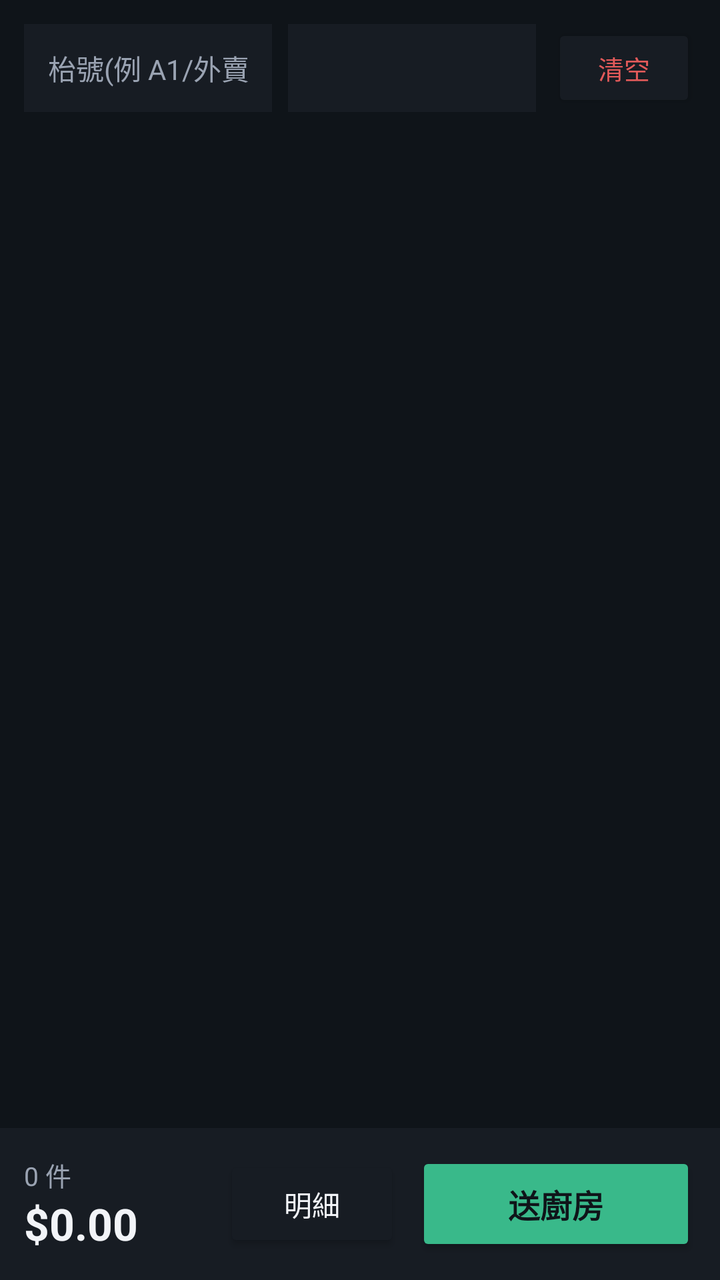
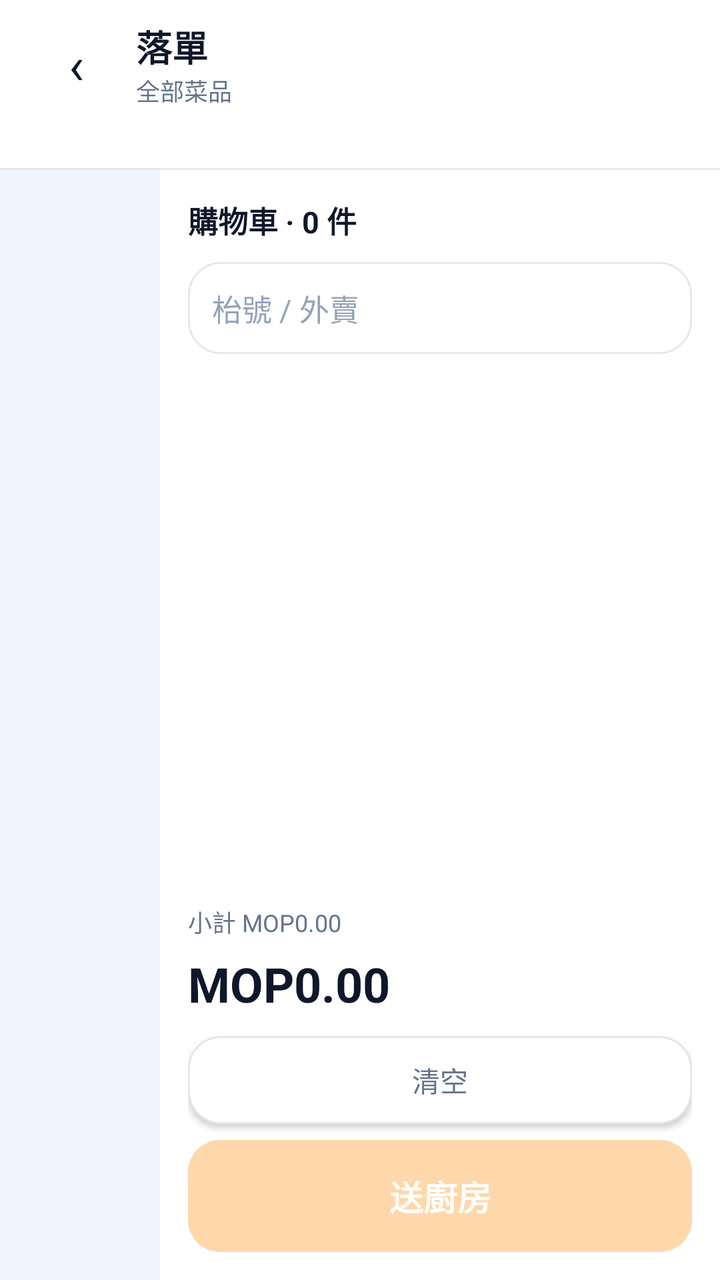

An Android layout rendered at two revisions. The XML below is the earlier revision; the diff shows what the commit changed to produce the second picture.
<!-- AndroidManifest.xml: application theme Theme.MacauposNative -->
<!-- res/layout/activity_order.xml -->
<?xml version="1.0" encoding="utf-8"?>
<LinearLayout xmlns:android="http://schemas.android.com/apk/res/android"
    android:layout_width="match_parent"
    android:layout_height="match_parent"
    android:orientation="vertical"
    android:background="@color/brand_bg">

    
    <LinearLayout
        android:layout_width="match_parent"
        android:layout_height="wrap_content"
        android:orientation="horizontal"
        android:padding="12dp"
        android:gravity="center_vertical">

        <EditText
            android:id="@+id/inputTable"
            android:layout_width="0dp"
            android:layout_height="44dp"
            android:layout_weight="1"
            android:background="@color/brand_surface"
            android:hint="枱號(例 A1/外賣)"
            android:inputType="text"
            android:paddingHorizontal="12dp"
            android:textColor="@color/text_primary"
            android:textColorHint="@color/text_secondary"
            android:textSize="14sp" />

        <Spinner
            android:id="@+id/spinnerCategory"
            android:layout_width="0dp"
            android:layout_height="44dp"
            android:layout_marginStart="8dp"
            android:layout_weight="1"
            android:background="@color/brand_surface" />

        <Button
            android:id="@+id/btnClear"
            android:layout_width="wrap_content"
            android:layout_height="44dp"
            android:layout_marginStart="8dp"
            android:backgroundTint="@color/brand_surface"
            android:minWidth="72dp"
            android:text="清空"
            android:textColor="@color/warn_red"
            android:textSize="13sp" />
    </LinearLayout>

    
    <androidx.recyclerview.widget.RecyclerView
        android:id="@+id/recyclerMenu"
        android:layout_width="match_parent"
        android:layout_height="0dp"
        android:layout_weight="1"
        android:padding="6dp"
        android:clipToPadding="false" />

    
    <LinearLayout
        android:layout_width="match_parent"
        android:layout_height="wrap_content"
        android:background="@color/brand_surface"
        android:gravity="center_vertical"
        android:orientation="horizontal"
        android:padding="12dp">

        <LinearLayout
            android:layout_width="0dp"
            android:layout_height="wrap_content"
            android:layout_weight="1"
            android:orientation="vertical">

            <TextView
                android:id="@+id/txtCartCount"
                android:layout_width="wrap_content"
                android:layout_height="wrap_content"
                android:text="0 件"
                android:textColor="@color/text_secondary"
                android:textSize="13sp" />

            <TextView
                android:id="@+id/txtCartTotal"
                android:layout_width="wrap_content"
                android:layout_height="wrap_content"
                android:text="$0.00"
                android:textColor="@color/text_primary"
                android:textSize="22sp"
                android:textStyle="bold" />
        </LinearLayout>

        <Button
            android:id="@+id/btnCart"
            android:layout_width="wrap_content"
            android:layout_height="48dp"
            android:layout_marginEnd="8dp"
            android:backgroundTint="@color/brand_surface"
            android:text="明細"
            android:textColor="@color/text_primary" />

        <Button
            android:id="@+id/btnSend"
            android:layout_width="wrap_content"
            android:layout_height="52dp"
            android:backgroundTint="@color/ok_green"
            android:minWidth="140dp"
            android:text="送廚房"
            android:textColor="@color/brand_bg"
            android:textSize="16sp"
            android:textStyle="bold" />
    </LinearLayout>
</LinearLayout>
<!-- resources referenced by this layout -->
<resources>
  <color name="brand_bg">#0F1419</color>
  <color name="brand_surface">#171C23</color>
  <color name="ok_green">#39B98A</color>
  <color name="text_primary">#F2F4F8</color>
  <color name="text_secondary">#9AA3B2</color>
  <color name="warn_red">#E25A5A</color>
  <style name="Theme.MacauposNative" parent="android:Theme.Material.NoActionBar">
          <item name="android:statusBarColor">#0F1419</item>
          <item name="android:navigationBarColor">#0F1419</item>
          <item name="android:windowBackground">#0F1419</item>
          <item name="android:colorAccent">#7F77DD</item>
      </style>
</resources>

<!-- the commit's change to res/layout/activity_order.xml (unified diff, before → after) -->
@@ -3,109 +3,175 @@
     android:layout_width="match_parent"
     android:layout_height="match_parent"
     android:orientation="vertical"
-    android:background="@color/brand_bg">
+    android:background="@color/bg_screen">
 
     
     <LinearLayout
         android:layout_width="match_parent"
         android:layout_height="wrap_content"
         android:orientation="horizontal"
-        android:padding="12dp"
-        android:gravity="center_vertical">
+        android:gravity="center_vertical"
+        android:background="@color/card"
+        android:paddingHorizontal="16dp"
+        android:paddingVertical="10dp">
 
-        <EditText
-            android:id="@+id/inputTable"
-            android:layout_width="0dp"
+        <TextView
+            android:id="@+id/btnBack"
+            android:layout_width="44dp"
             android:layout_height="44dp"
-            android:layout_weight="1"
-            android:background="@color/brand_surface"
-            android:hint="枱號(例 A1/外賣)"
-            android:inputType="text"
-            android:paddingHorizontal="12dp"
+            android:gravity="center"
+            android:text="‹"
             android:textColor="@color/text_primary"
-            android:textColorHint="@color/text_secondary"
-            android:textSize="14sp" />
-
-        <Spinner
-            android:id="@+id/spinnerCategory"
-            android:layout_width="0dp"
-            android:layout_height="44dp"
-            android:layout_marginStart="8dp"
-            android:layout_weight="1"
-            android:background="@color/brand_surface" />
-
-        <Button
-            android:id="@+id/btnClear"
-            android:layout_width="wrap_content"
-            android:layout_height="44dp"
-            android:layout_marginStart="8dp"
-            android:backgroundTint="@color/brand_surface"
-            android:minWidth="72dp"
-            android:text="清空"
-            android:textColor="@color/warn_red"
-            android:textSize="13sp" />
-    </LinearLayout>
-
-    
-    <androidx.recyclerview.widget.RecyclerView
-        android:id="@+id/recyclerMenu"
-        android:layout_width="match_parent"
-        android:layout_height="0dp"
-        android:layout_weight="1"
-        android:padding="6dp"
-        android:clipToPadding="false" />
-
-    
-    <LinearLayout
-        android:layout_width="match_parent"
-        android:layout_height="wrap_content"
-        android:background="@color/brand_surface"
-        android:gravity="center_vertical"
-        android:orientation="horizontal"
-        android:padding="12dp">
+            android:textSize="26sp" />
 
         <LinearLayout
             android:layout_width="0dp"
             android:layout_height="wrap_content"
             android:layout_weight="1"
+            android:layout_marginStart="8dp"
             android:orientation="vertical">
 
             <TextView
-                android:id="@+id/txtCartCount"
+                android:id="@+id/txtTitle"
                 android:layout_width="wrap_content"
                 android:layout_height="wrap_content"
-                android:text="0 件"
+                android:text="落單"
+                android:textColor="@color/text_primary"
+                android:textSize="18sp"
+                android:textStyle="bold" />
+
+            <TextView
+                android:id="@+id/txtSubtitle"
+                android:layout_width="wrap_content"
+                android:layout_height="wrap_content"
+                android:text="全部菜品"
                 android:textColor="@color/text_secondary"
-                android:textSize="13sp" />
+                android:textSize="12sp" />
+        </LinearLayout>
+    </LinearLayout>
+
+    
+    <HorizontalScrollView
+        android:layout_width="match_parent"
+        android:layout_height="wrap_content"
+        android:background="@color/card"
+        android:scrollbars="none">
+
+        <LinearLayout
+            android:id="@+id/chipsCategory"
+            android:layout_width="wrap_content"
+            android:layout_height="wrap_content"
+            android:orientation="horizontal"
+            android:paddingHorizontal="12dp"
+            android:paddingVertical="10dp" />
+    </HorizontalScrollView>
+
+    <View
+        android:layout_width="match_parent"
+        android:layout_height="1dp"
+        android:background="@color/card_border" />
+
+    
+    <LinearLayout
+        android:layout_width="match_parent"
+        android:layout_height="0dp"
+        android:layout_weight="1"
+        android:orientation="horizontal">
+
+        <androidx.recyclerview.widget.RecyclerView
+            android:id="@+id/recyclerMenu"
+            android:layout_width="0dp"
+            android:layout_height="match_parent"
+            android:layout_weight="1"
+            android:padding="10dp"
+            android:clipToPadding="false" />
+
+        
+        <LinearLayout
+            android:layout_width="280dp"
+            android:layout_height="match_parent"
+            android:orientation="vertical"
+            android:background="@color/card"
+            android:padding="14dp">
+
+            <TextView
+                android:id="@+id/txtCartTitle"
+                android:layout_width="wrap_content"
+                android:layout_height="wrap_content"
+                android:text="購物車 · 0 件"
+                android:textColor="@color/text_primary"
+                android:textSize="15sp"
+                android:textStyle="bold" />
+
+            <EditText
+                android:id="@+id/inputTable"
+                android:layout_width="match_parent"
+                android:layout_height="46dp"
+                android:layout_marginTop="10dp"
+                android:background="@drawable/bg_btn_outline"
+                android:hint="枱號 / 外賣"
+                android:inputType="text"
+                android:paddingHorizontal="12dp"
+                android:textColor="@color/text_primary"
+                android:textColorHint="@color/text_faint"
+                android:textSize="15sp" />
+
+            <androidx.recyclerview.widget.RecyclerView
+                android:id="@+id/cartList"
+                android:layout_width="match_parent"
+                android:layout_height="0dp"
+                android:layout_weight="1"
+                android:layout_marginTop="8dp" />
+
+            
+            <TextView
+                android:id="@+id/txtSubtotal"
+                android:layout_width="match_parent"
+                android:layout_height="wrap_content"
+                android:text="小計 MOP0.00"
+                android:textColor="@color/text_secondary"
+                android:textSize="12sp" />
+
+            <TextView
+                android:id="@+id/txtTaxService"
+                android:layout_width="match_parent"
+                android:layout_height="wrap_content"
+                android:layout_marginTop="2dp"
+                android:textColor="@color/text_secondary"
+                android:textSize="12sp"
+                android:visibility="gone" />
 
             <TextView
                 android:id="@+id/txtCartTotal"
-                android:layout_width="wrap_content"
+                android:layout_width="match_parent"
                 android:layout_height="wrap_content"
-                android:text="$0.00"
+                android:layout_marginTop="6dp"
+                android:text="MOP0.00"
                 android:textColor="@color/text_primary"
-                android:textSize="22sp"
+                android:textSize="24sp"
+                android:textStyle="bold" />
+
+            <Button
+                android:id="@+id/btnClear"
+                android:layout_width="match_parent"
+                android:layout_height="44dp"
+                android:layout_marginTop="10dp"
+                android:background="@drawable/bg_btn_outline"
+                android:text="清空"
+                android:textColor="@color/text_secondary"
+                android:textSize="14sp" />
+
+            <Button
+                android:id="@+id/btnSend"
+                android:layout_width="match_parent"
+                android:layout_height="56dp"
+                android:layout_marginTop="8dp"
+                android:background="@drawable/bg_btn_accent"
+                android:enabled="false"
+                android:text="送廚房"
+                android:textColor="@color/card"
+                android:textSize="17sp"
                 android:textStyle="bold" />
         </LinearLayout>
-
-        <Button
-            android:id="@+id/btnCart"
-            android:layout_width="wrap_content"
-            android:layout_height="48dp"
-            android:layout_marginEnd="8dp"
-            android:backgroundTint="@color/brand_surface"
-            android:text="明細"
-            android:textColor="@color/text_primary" />
-
-        <Button
-            android:id="@+id/btnSend"
-            android:layout_width="wrap_content"
-            android:layout_height="52dp"
-            android:backgroundTint="@color/ok_green"
-            android:minWidth="140dp"
-            android:text="送廚房"
-            android:textColor="@color/brand_bg"
-            android:textSize="16sp"
-            android:textStyle="bold" />
     </LinearLayout>
 </LinearLayout>
<!-- resource entries referenced after the edit -->
@@ -1,16 +1,60 @@
 <!-- resources referenced by this layout -->
 <resources>
-  <color name="brand_bg">#0F1419</color>
-  <color name="brand_surface">#171C23</color>
-  <color name="ok_green">#39B98A</color>
-  <color name="text_primary">#F2F4F8</color>
-  <color name="text_secondary">#9AA3B2</color>
-  <color name="warn_red">#E25A5A</color>
-  <style name="Theme.MacauposNative" parent="android:Theme.Material.NoActionBar">
-          <item name="android:statusBarColor">#0F1419</item>
-          <item name="android:navigationBarColor">#0F1419</item>
-          <item name="android:windowBackground">#0F1419</item>
-          <item name="android:colorAccent">#7F77DD</item>
+  <color name="bg_screen">#F1F5F9</color>
+  <color name="card">#FFFFFF</color>
+  <color name="card_border">#E2E8F0</color>
+  <color name="text_faint">#94A3B8</color>
+  <color name="text_primary">#0F172A</color>
+  <color name="text_secondary">#64748B</color>
+  <!-- drawable bg_btn_accent (drawable) -->
+  <?xml version="1.0" encoding="utf-8"?>
+  <selector xmlns:android="http://schemas.android.com/apk/res/android">
+      <item android:state_pressed="true">
+          <shape android:shape="rectangle">
+              <solid android:color="@color/accent_deep" />
+              <corners android:radius="16dp" />
+          </shape>
+      </item>
+      <item android:state_enabled="false">
+          <shape android:shape="rectangle">
+              <solid android:color="#FED7AA" />
+              <corners android:radius="16dp" />
+          </shape>
+      </item>
+      <item>
+          <shape android:shape="rectangle">
+              <solid android:color="@color/accent" />
+              <corners android:radius="16dp" />
+          </shape>
+      </item>
+  </selector>
+  <!-- drawable bg_btn_outline (drawable) -->
+  <?xml version="1.0" encoding="utf-8"?>
+  <selector xmlns:android="http://schemas.android.com/apk/res/android">
+      <item android:state_pressed="true">
+          <shape android:shape="rectangle">
+              <solid android:color="@color/chip_bg" />
+              <corners android:radius="16dp" />
+              <stroke android:width="1dp" android:color="@color/text_faint" />
+          </shape>
+      </item>
+      <item>
+          <shape android:shape="rectangle">
+              <solid android:color="@color/card" />
+              <corners android:radius="16dp" />
+              <stroke android:width="1dp" android:color="@color/card_border" />
+          </shape>
+      </item>
+  </selector>
+  <style name="Theme.MacauposNative" parent="android:Theme.Material.Light.NoActionBar">
+          <item name="android:statusBarColor">#F1F5F9</item>
+          <item name="android:navigationBarColor">#FFFFFF</item>
+          <item name="android:windowBackground">#F1F5F9</item>
+          <item name="android:colorAccent">#F97316</item>
+          <item name="android:windowLightStatusBar">true</item>
       </style>
+  <color name="accent_deep">#EA580C</color>
+  <color name="accent">#F97316</color>
+  <color name="chip_bg">#F8FAFC</color>
 </resources>
 
